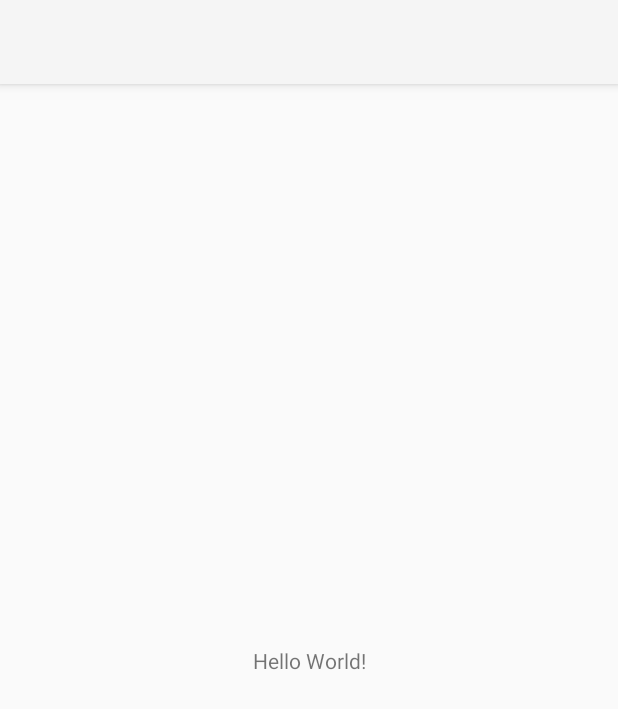
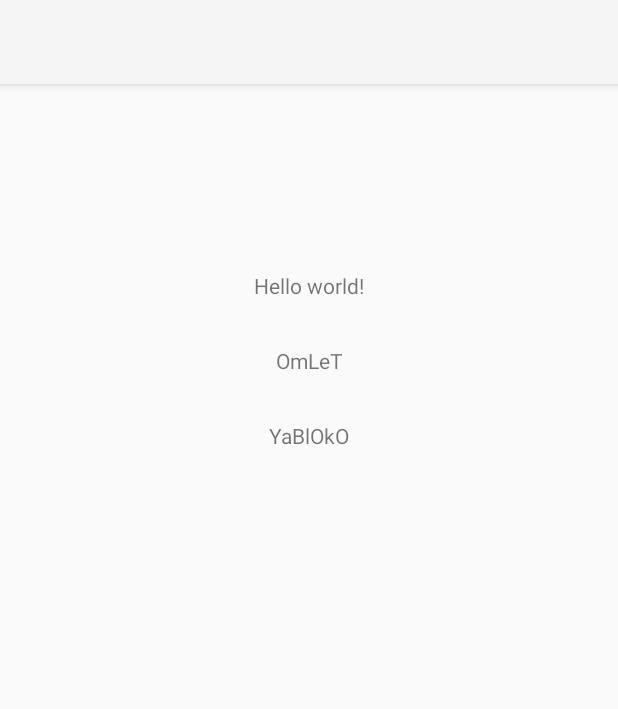
Before and after one commit to w1thoutmates/kotlin_study_practices, an Android app: the screen it shows after launch (MainActivity), on a phone screen of 412 x 824 dp. Shown: the top 709 px of the screen. Run offline under Robolectric (Android 15) with nearby library versions, the phone set to English and light mode, and no system bars.

Commit message:
be added 3 textviews

```diff
--- a/practice12/app/src/main/res/layout/activity_main.xml
+++ b/practice12/app/src/main/res/layout/activity_main.xml
@@ -8,12 +8,34 @@
     tools:context=".MainActivity">
 
     <TextView
+        android:id="@+id/tv1"
         android:layout_width="wrap_content"
         android:layout_height="wrap_content"
-        android:text="Hello World!"
+        android:text="Hello world!"
         app:layout_constraintBottom_toBottomOf="parent"
         app:layout_constraintEnd_toEndOf="parent"
         app:layout_constraintStart_toStartOf="parent"
+        android:layout_marginBottom="500dp"
         app:layout_constraintTop_toTopOf="parent" />
 
+    <TextView
+        android:id="@+id/tv2"
+        android:layout_width="wrap_content"
+        android:layout_height="wrap_content"
+        app:layout_constraintTop_toTopOf="@id/tv1"
+        app:layout_constraintEnd_toEndOf="parent"
+        app:layout_constraintStart_toStartOf="parent"
+        android:layout_marginTop="50dp"
+        android:text="OmLeT" />
+
+    <TextView
+        android:layout_width="wrap_content"
+        android:layout_height="wrap_content"
+        app:layout_constraintTop_toTopOf="@id/tv2"
+        app:layout_constraintEnd_toEndOf="parent"
+        app:layout_constraintStart_toStartOf="parent"
+        android:layout_marginTop="50dp"
+        android:text="YaBlOkO" />
+
+
 </androidx.constraintlayout.widget.ConstraintLayout>
```
